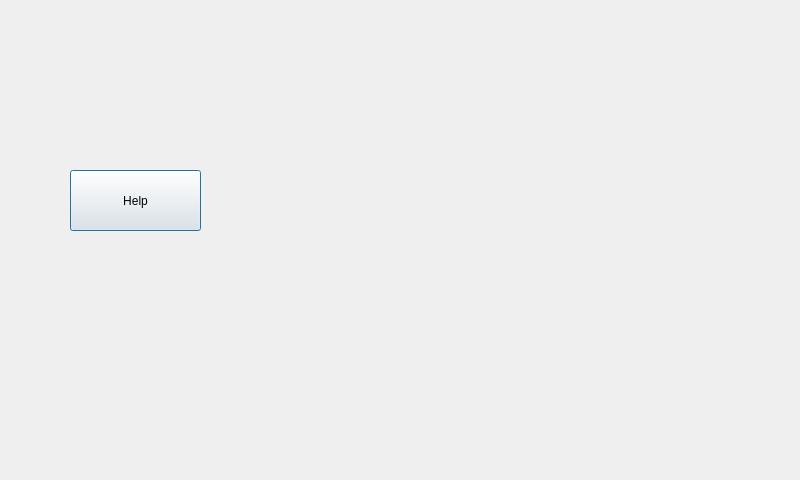
Before: the Qt Designer form Client/settingsdialog.ui in ArtemD/SpeedFreak, drawn with Qt 5.
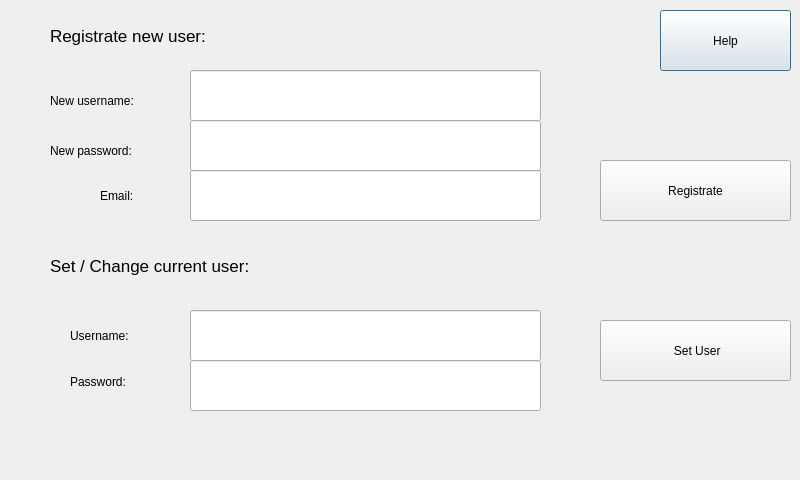
After: the same form once the commit is applied.

Commit message: Added registrate & set/change user fields to settingsdialog.

The edit to the form file:
```diff
--- a/Client/settingsdialog.ui
+++ b/Client/settingsdialog.ui
@@ -16,8 +16,8 @@
   <widget class="QPushButton" name="pushButtonHelp">
    <property name="geometry">
     <rect>
-     <x>70</x>
-     <y>170</y>
+     <x>660</x>
+     <y>10</y>
      <width>131</width>
      <height>61</height>
     </rect>
@@ -26,6 +26,195 @@
     <string>Help</string>
    </property>
   </widget>
+  <widget class="QLineEdit" name="regUserNameLineEdit">
+   <property name="geometry">
+    <rect>
+     <x>190</x>
+     <y>70</y>
+     <width>351</width>
+     <height>51</height>
+    </rect>
+   </property>
+   <property name="maxLength">
+    <number>12</number>
+   </property>
+  </widget>
+  <widget class="QLineEdit" name="regPasswordLineEdit">
+   <property name="geometry">
+    <rect>
+     <x>190</x>
+     <y>120</y>
+     <width>351</width>
+     <height>51</height>
+    </rect>
+   </property>
+   <property name="maxLength">
+    <number>255</number>
+   </property>
+  </widget>
+  <widget class="QLineEdit" name="regEMailLineEdit">
+   <property name="geometry">
+    <rect>
+     <x>190</x>
+     <y>170</y>
+     <width>351</width>
+     <height>51</height>
+    </rect>
+   </property>
+  </widget>
+  <widget class="QLabel" name="regUsernameLabel">
+   <property name="geometry">
+    <rect>
+     <x>50</x>
+     <y>80</y>
+     <width>131</width>
+     <height>41</height>
+    </rect>
+   </property>
+   <property name="text">
+    <string>New username:</string>
+   </property>
+  </widget>
+  <widget class="QLabel" name="regPasswordLabel">
+   <property name="geometry">
+    <rect>
+     <x>50</x>
+     <y>130</y>
+     <width>111</width>
+     <height>41</height>
+    </rect>
+   </property>
+   <property name="text">
+    <string>New password:</string>
+   </property>
+  </widget>
+  <widget class="QLabel" name="regEMailLabel">
+   <property name="geometry">
+    <rect>
+     <x>100</x>
+     <y>180</y>
+     <width>61</width>
+     <height>31</height>
+    </rect>
+   </property>
+   <property name="text">
+    <string>Email:</string>
+   </property>
+  </widget>
+  <widget class="QLineEdit" name="setUserUsernameLineEdit">
+   <property name="geometry">
+    <rect>
+     <x>190</x>
+     <y>310</y>
+     <width>351</width>
+     <height>51</height>
+    </rect>
+   </property>
+   <property name="maxLength">
+    <number>12</number>
+   </property>
+  </widget>
+  <widget class="QLineEdit" name="setUserPasswordLineEdit">
+   <property name="geometry">
+    <rect>
+     <x>190</x>
+     <y>360</y>
+     <width>351</width>
+     <height>51</height>
+    </rect>
+   </property>
+   <property name="maxLength">
+    <number>255</number>
+   </property>
+  </widget>
+  <widget class="QLabel" name="setUserUsernameLabel">
+   <property name="geometry">
+    <rect>
+     <x>70</x>
+     <y>320</y>
+     <width>111</width>
+     <height>31</height>
+    </rect>
+   </property>
+   <property name="text">
+    <string>Username:</string>
+   </property>
+  </widget>
+  <widget class="QLabel" name="setUserPasswordLabel">
+   <property name="geometry">
+    <rect>
+     <x>70</x>
+     <y>366</y>
+     <width>101</width>
+     <height>31</height>
+    </rect>
+   </property>
+   <property name="text">
+    <string>Password:</string>
+   </property>
+  </widget>
+  <widget class="QLabel" name="setUserLabel">
+   <property name="geometry">
+    <rect>
+     <x>50</x>
+     <y>250</y>
+     <width>371</width>
+     <height>31</height>
+    </rect>
+   </property>
+   <property name="font">
+    <font>
+     <pointsize>13</pointsize>
+    </font>
+   </property>
+   <property name="text">
+    <string>Set / Change current user:</string>
+   </property>
+  </widget>
+  <widget class="QPushButton" name="setUserPushButton">
+   <property name="geometry">
+    <rect>
+     <x>600</x>
+     <y>320</y>
+     <width>191</width>
+     <height>61</height>
+    </rect>
+   </property>
+   <property name="text">
+    <string> Set User</string>
+   </property>
+  </widget>
+  <widget class="QLabel" name="registrateLabel">
+   <property name="geometry">
+    <rect>
+     <x>50</x>
+     <y>20</y>
+     <width>271</width>
+     <height>31</height>
+    </rect>
+   </property>
+   <property name="font">
+    <font>
+     <pointsize>13</pointsize>
+    </font>
+   </property>
+   <property name="text">
+    <string>Registrate new user:</string>
+   </property>
+  </widget>
+  <widget class="QPushButton" name="registratePushButton">
+   <property name="geometry">
+    <rect>
+     <x>600</x>
+     <y>160</y>
+     <width>191</width>
+     <height>61</height>
+    </rect>
+   </property>
+   <property name="text">
+    <string>Registrate</string>
+   </property>
+  </widget>
  </widget>
  <resources/>
  <connections/>
```
